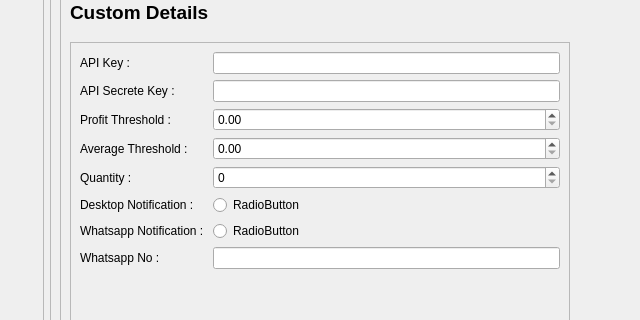
Before: the Qt Designer form UIFiles/customDetails.ui in ShubhamMandavkar/TYLiveProjectt-StockAutomationSystem, drawn with Qt 5; both pictures show x 215 to 855 and y 147 to 467 of the 971 by 586 pixel window.
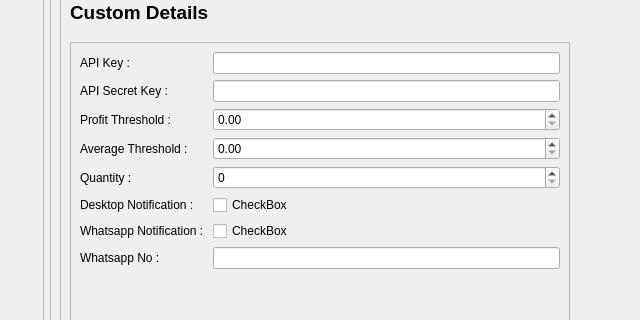
After: the same form once the commit is applied.

Patch:
```diff
--- a/UIFiles/customDetails.ui
+++ b/UIFiles/customDetails.ui
@@ -118,7 +118,7 @@
              <item row="1" column="0">
               <widget class="QLabel" name="lblApiSecreteKey">
                <property name="text">
-                <string>API Secrete Key : </string>
+                <string>API Secret Key : </string>
                </property>
               </widget>
              </item>
@@ -180,16 +180,16 @@
               <widget class="QLineEdit" name="leWhatsappNo"/>
              </item>
              <item row="5" column="1">
-              <widget class="QRadioButton" name="rbDesktopNoti">
+              <widget class="QCheckBox" name="cbDesktopNoti">
                <property name="text">
-                <string>RadioButton</string>
+                <string>CheckBox</string>
                </property>
               </widget>
              </item>
              <item row="6" column="1">
-              <widget class="QRadioButton" name="rbWhatsappNoti">
+              <widget class="QCheckBox" name="cbWhatsappNoti">
                <property name="text">
-                <string>RadioButton</string>
+                <string>CheckBox</string>
                </property>
               </widget>
              </item>
```
Left out of the diff: 12 changed lines with no effect on the pictures.
